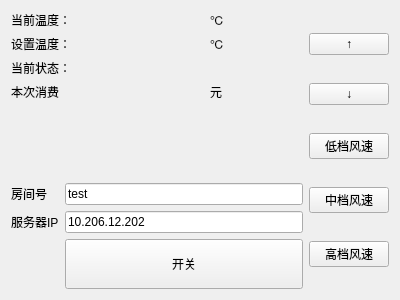
This is mainwindow.ui in Joxon/aircond-client as Qt 5 draws it before an edit. The edited form follows.
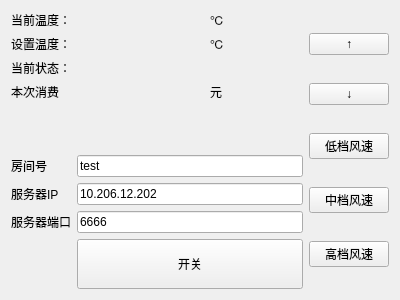
This is the edited form.

Commit message: added port input

Patch:
```diff
--- a/mainwindow.ui
+++ b/mainwindow.ui
@@ -139,7 +139,7 @@
           </property>
          </widget>
         </item>
-        <item row="2" column="1">
+        <item row="3" column="1">
          <widget class="QPushButton" name="power_pushButton">
           <property name="minimumSize">
            <size>
@@ -166,6 +166,20 @@
           </property>
          </widget>
         </item>
+        <item row="2" column="1">
+         <widget class="QLineEdit" name="lineEditServerPort">
+          <property name="text">
+           <string>6666</string>
+          </property>
+         </widget>
+        </item>
+        <item row="2" column="0">
+         <widget class="QLabel" name="label_9">
+          <property name="text">
+           <string>服务器端口</string>
+          </property>
+         </widget>
+        </item>
        </layout>
       </item>
      </layout>
```
The commit also changes 2 other files.
